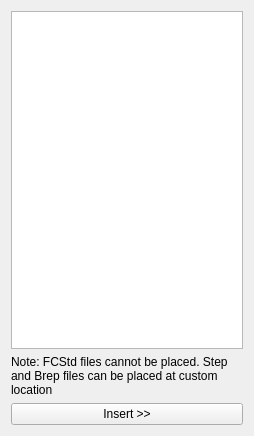
Qt form dialogLibrary.ui (yorikvanhavre/BIM_Workbench) before a commit.
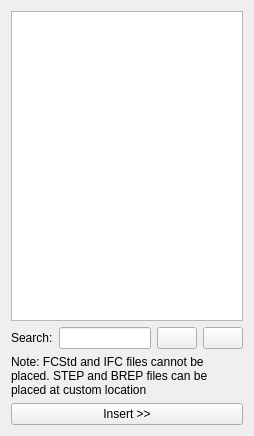
The same form after that commit.

Diff of the .ui file:
```diff
--- a/dialogLibrary.ui
+++ b/dialogLibrary.ui
@@ -15,12 +15,44 @@
   </property>
   <layout class="QVBoxLayout" name="verticalLayout">
    <item>
-    <widget class="QTreeView" name="tree"/>
+    <widget class="QTreeView" name="tree">
+     <property name="dragEnabled">
+      <bool>true</bool>
+     </property>
+    </widget>
+   </item>
+   <item>
+    <layout class="QHBoxLayout" name="horizontalLayout">
+     <item>
+      <widget class="QLabel" name="label_2">
+       <property name="text">
+        <string>Search:</string>
+       </property>
+      </widget>
+     </item>
+     <item>
+      <widget class="QLineEdit" name="searchBox"/>
+     </item>
+     <item>
+      <widget class="QPushButton" name="buttonClear">
+       <property name="text">
+        <string/>
+       </property>
+      </widget>
+     </item>
+     <item>
+      <widget class="QPushButton" name="buttonWeb">
+       <property name="text">
+        <string/>
+       </property>
+      </widget>
+     </item>
+    </layout>
    </item>
    <item>
     <widget class="QLabel" name="label">
      <property name="text">
-      <string>Note: FCStd files cannot be placed. Step and Brep files can be placed at custom location</string>
+      <string>Note: FCStd and IFC files cannot be placed. STEP and BREP files can be placed at custom location</string>
      </property>
      <property name="wordWrap">
       <bool>true</bool>
```
